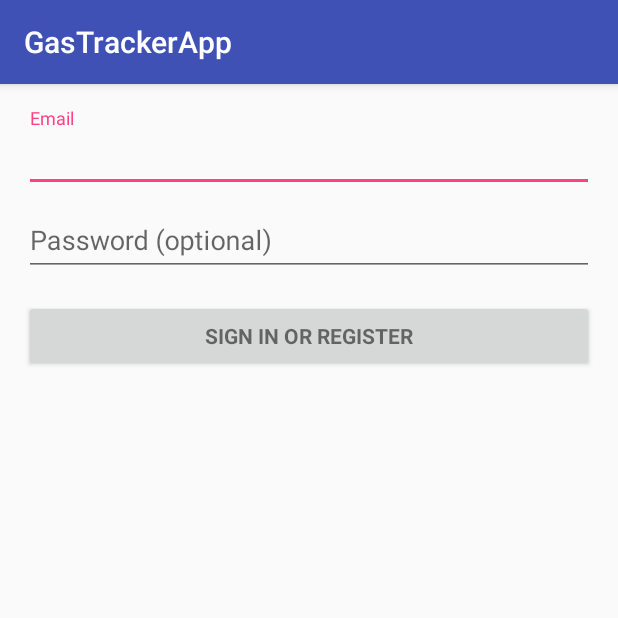
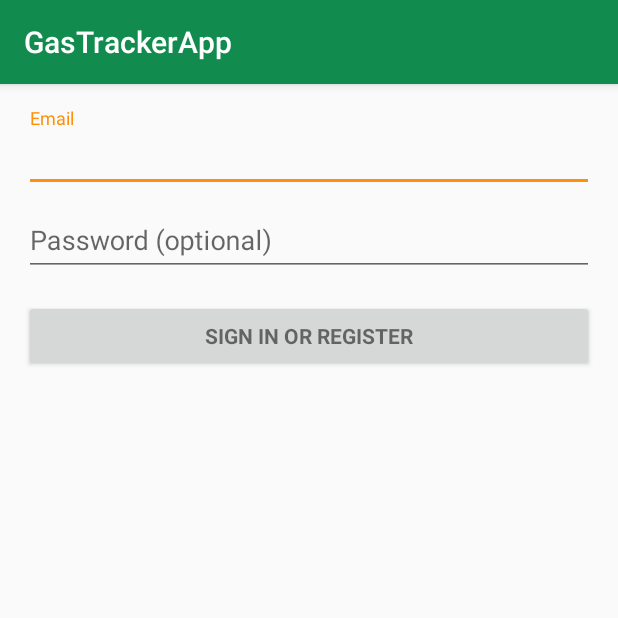
Before and after one commit to filiprak/GasTrackerApp, an Android app: the screen it shows after launch (LoginActivity), on a phone screen of 412 x 824 dp, the top half of it. Run offline under Robolectric (Android 15) with nearby library versions, the phone set to English and light mode, and no system bars; 2 statements that could not run were skipped.

Commit message:
Add launcher icon and theme colors.

```diff
--- a/app/src/main/res/values/colors.xml
+++ b/app/src/main/res/values/colors.xml
@@ -1,6 +1,7 @@
 <?xml version="1.0" encoding="utf-8"?>
 <resources>
-    <color name="colorPrimary">#3F51B5</color>
-    <color name="colorPrimaryDark">#303F9F</color>
-    <color name="colorAccent">#FF4081</color>
+    <color name="colorPrimary">#118C4E</color>
+    <color name="colorPrimaryDark">#0f7f47</color>
+    <color name="colorSecondary">#585858</color>
+    <color name="colorAccent">#FF9009</color>
 </resources>
```
Also changed, not shown: app/src/main/res/drawable/web_hi_res_512.png (added), app/src/main/res/drawable/web_hi_res_512_round.png (added), app/src/main/res/mipmap-hdpi/ic_launcher.png, app/src/main/res/mipmap-hdpi/ic_launcher_round.png, app/src/main/res/mipmap-mdpi/ic_launcher.png, app/src/main/res/mipmap-mdpi/ic_launcher_round.png, app/src/main/res/mipmap-xhdpi/ic_launcher.png, app/src/main/res/mipmap-xhdpi/ic_launcher_round.png, app/src/main/res/mipmap-xxhdpi/ic_launcher.png, app/src/main/res/mipmap-xxhdpi/ic_launcher_round.png, app/src/main/res/mipmap-xxxhdpi/ic_launcher.png, app/src/main/res/mipmap-xxxhdpi/ic_launcher_round.png.
